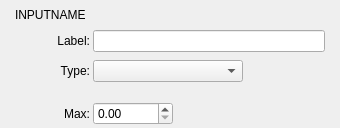
First picture: the form in examples/Qt/ISFEditor/ISFEditor_app/JSONGUI/JSONGUIInputAudioFFTWidget.ui, repository mrRay/VVISF-GL, before the edit.
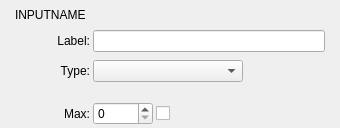
Second picture: the form after the edit. Icons and pictures are not drawn. Custom widgets are drawn as their Qt base class.

What changed in the file:
```diff
--- a/examples/Qt/ISFEditor/ISFEditor_app/JSONGUI/JSONGUIInputAudioFFTWidget.ui
+++ b/examples/Qt/ISFEditor/ISFEditor_app/JSONGUI/JSONGUIInputAudioFFTWidget.ui
@@ -168,6 +168,26 @@
      <property name="rightMargin">
       <number>12</number>
      </property>
+     <item row="0" column="3">
+      <spacer name="horizontalSpacer">
+       <property name="orientation">
+        <enum>Qt::Horizontal</enum>
+       </property>
+       <property name="sizeHint" stdset="0">
+        <size>
+         <width>40</width>
+         <height>20</height>
+        </size>
+       </property>
+      </spacer>
+     </item>
+     <item row="0" column="2">
+      <widget class="QCheckBox" name="maxCBox">
+       <property name="text">
+        <string/>
+       </property>
+      </widget>
+     </item>
      <item row="0" column="0">
       <widget class="QLabel" name="label_4">
        <property name="sizePolicy">
@@ -191,34 +211,15 @@
       </widget>
      </item>
      <item row="0" column="1">
-      <widget class="QDoubleSpinBox" name="maxSBox">
-       <property name="sizePolicy">
-        <sizepolicy hsizetype="Fixed" vsizetype="Fixed">
-         <horstretch>0</horstretch>
-         <verstretch>0</verstretch>
-        </sizepolicy>
-       </property>
+      <widget class="QSpinBox" name="maxSBox">
        <property name="minimumSize">
         <size>
-         <width>80</width>
+         <width>60</width>
          <height>0</height>
         </size>
        </property>
       </widget>
      </item>
-     <item row="0" column="2">
-      <spacer name="horizontalSpacer">
-       <property name="orientation">
-        <enum>Qt::Horizontal</enum>
-       </property>
-       <property name="sizeHint" stdset="0">
-        <size>
-         <width>40</width>
-         <height>20</height>
-        </size>
-       </property>
-      </spacer>
-     </item>
     </layout>
    </item>
   </layout>
```
